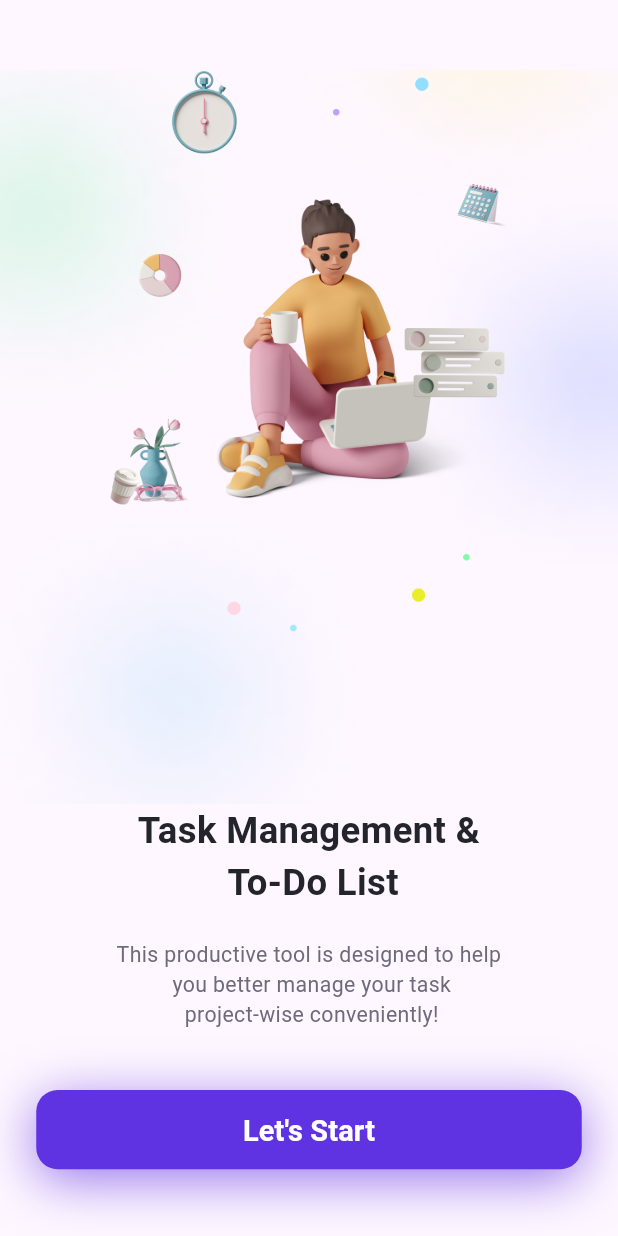
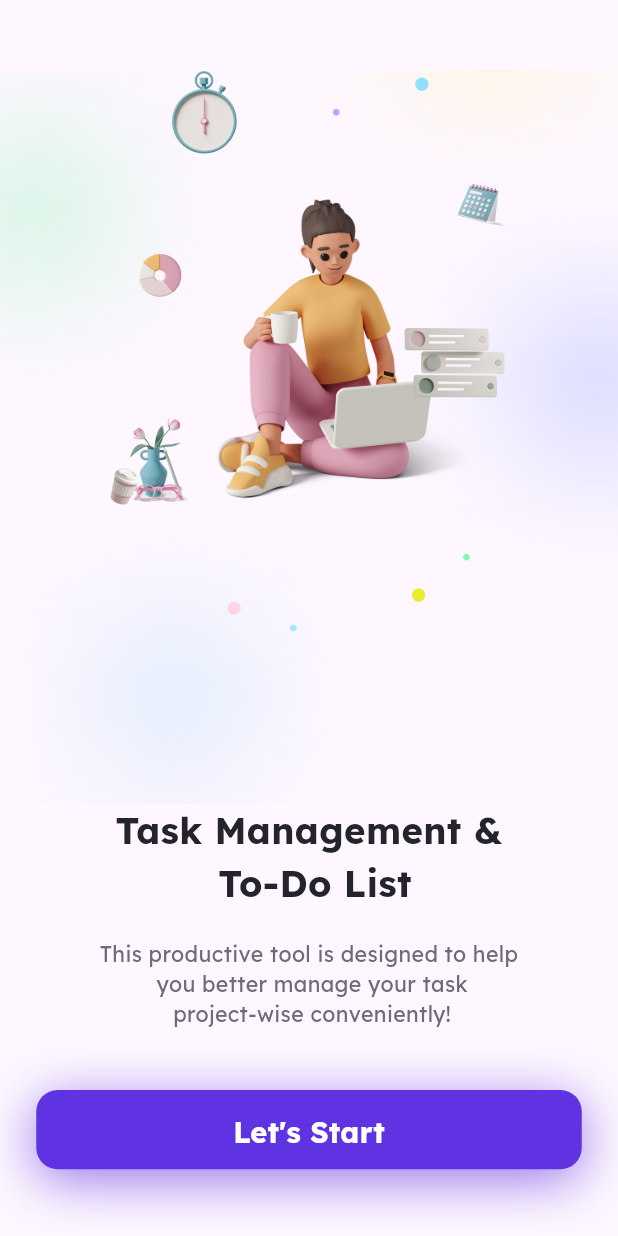
Before and after one commit to mostafaramadanhamed/Task-Ease-App-1, a Flutter app: the screen it shows after launch, on a phone screen of 412 x 824 dp. Run offline on Flutter 3.47's test engine with Material 3 defaults, Android fonts, the light colour scheme and no system bars; our stand-ins replace easy_date_timeline, flutter_bloc, flutter_local_notifications, flutter_screenutil, hive, hive_flutter and 1 more; accounts and stored records are empty.

Commit message:
add fonts to app

```diff
--- a/lib/task_ease_app.dart
+++ b/lib/task_ease_app.dart
@@ -19,6 +19,9 @@ class TaskEaseApp extends StatelessWidget {
         designSize: const Size(375, 812),
         minTextAdapt: true,
         child: MaterialApp(
+          theme: ThemeData(
+            fontFamily: "Lexend Deca"
+          ),
           debugShowCheckedModeBanner: false,
           title: "Task Ease",
           initialRoute: Routes.onBoardingScreen,
```
Also changed, not shown: pubspec.yaml (+6 -6 lines), assets/fonts/LexendDeca-Bold.ttf (added), assets/fonts/LexendDeca-Regular.ttf (added), pubspec.lock.
